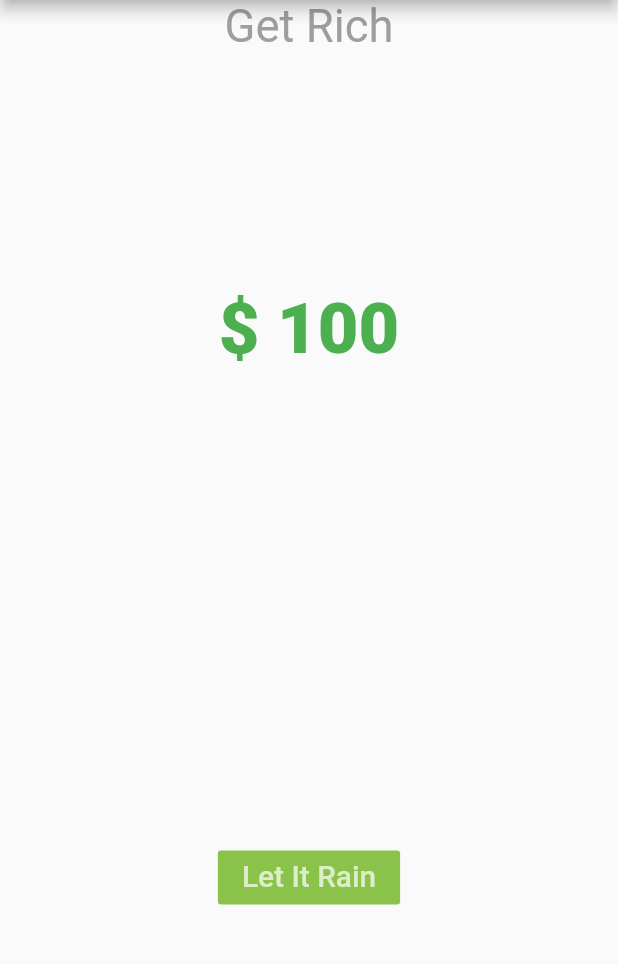
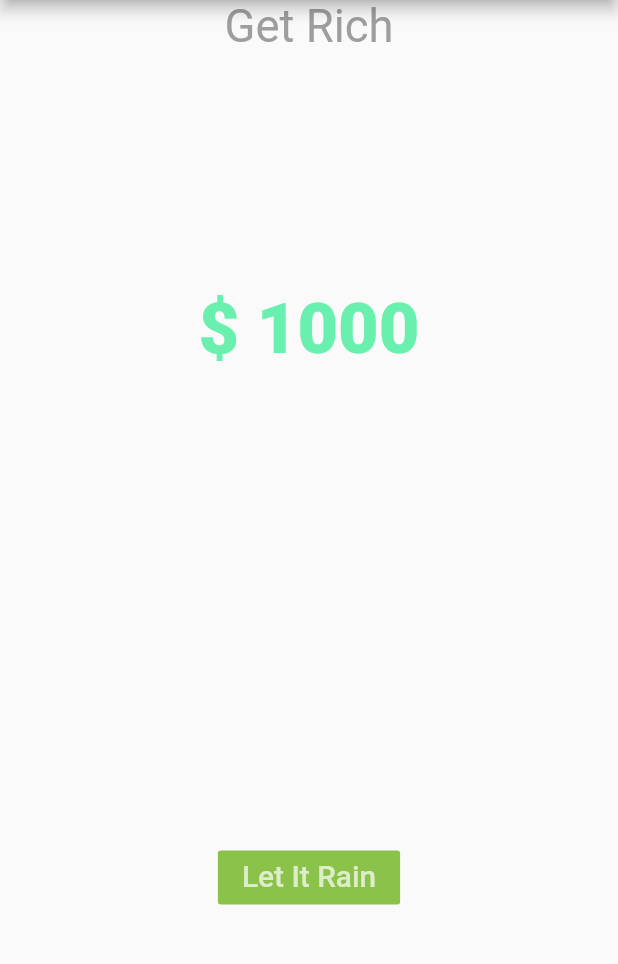
Before and after one commit to punch872/Flutter_Projects, a Flutter app: the screen it shows after launch, after a tap on "Let It Rain", on a phone screen of 412 x 824 dp, the part 84-1048 px from its top. Run offline on Flutter 3.47's test engine with Material 2 defaults, Android fonts, the phone set to English and light mode, and no system bars.

Commit message:
finalized
finalized

```diff
--- a/lib/ui/make_it_rain.dart
+++ b/lib/ui/make_it_rain.dart
@@ -14,8 +14,7 @@ class MakeItRainState extends State<MakeItRain> {
   void _rainMoney(){
     setState((){
       //important - setState is called each time to update the UI
-      _moneyCounter = _moneyCounter+100;
-
+      _moneyCounter = _moneyCounter+1000;
     });
   }
   @override
@@ -40,7 +39,7 @@ class MakeItRainState extends State<MakeItRain> {
                 child: new Center(
                   child: new Text('\$ $_moneyCounter',
                     style: new TextStyle(
-                        color: Colors.green,
+                        color: _moneyCounter >=10000? Colors.redAccent : Colors.greenAccent,
                         fontSize: 46.9,
                         fontWeight: FontWeight.w800),
                   ),
```
Also changed, not shown: 1 other file.
